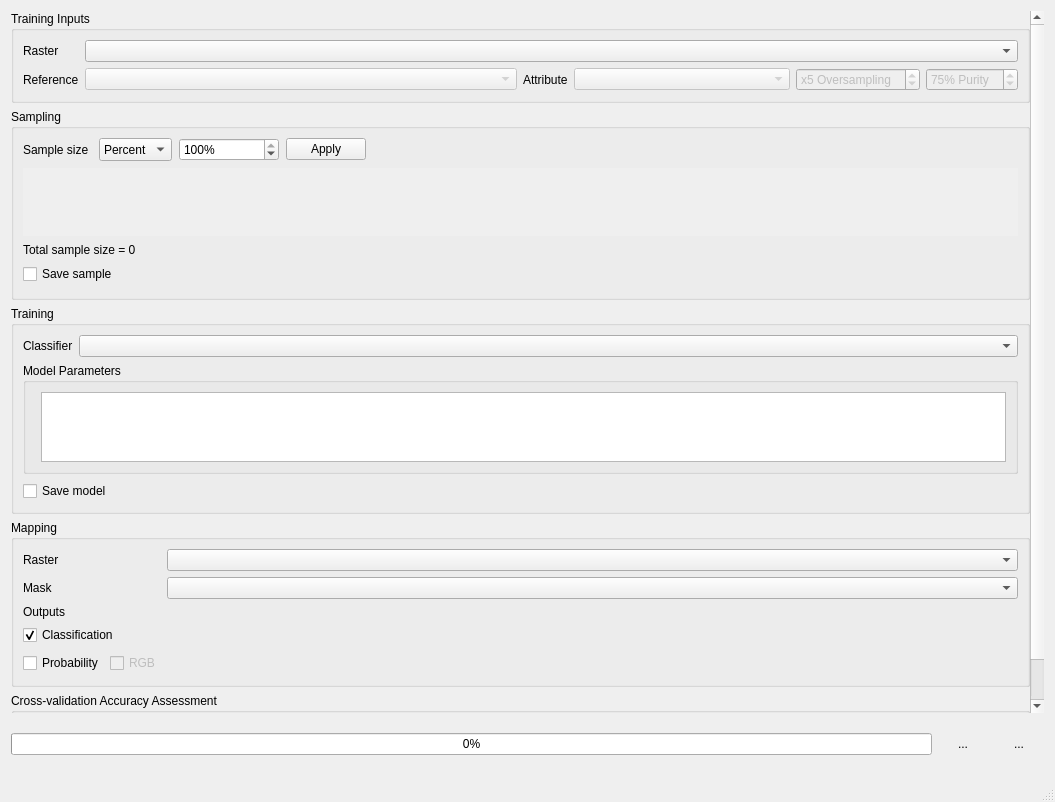
First picture: the form in enmapbox/coreapps/enmapboxapplications/classificationapp/ui/main.ui, repository jakimowb/enmapbox_testmigration2, before the edit.
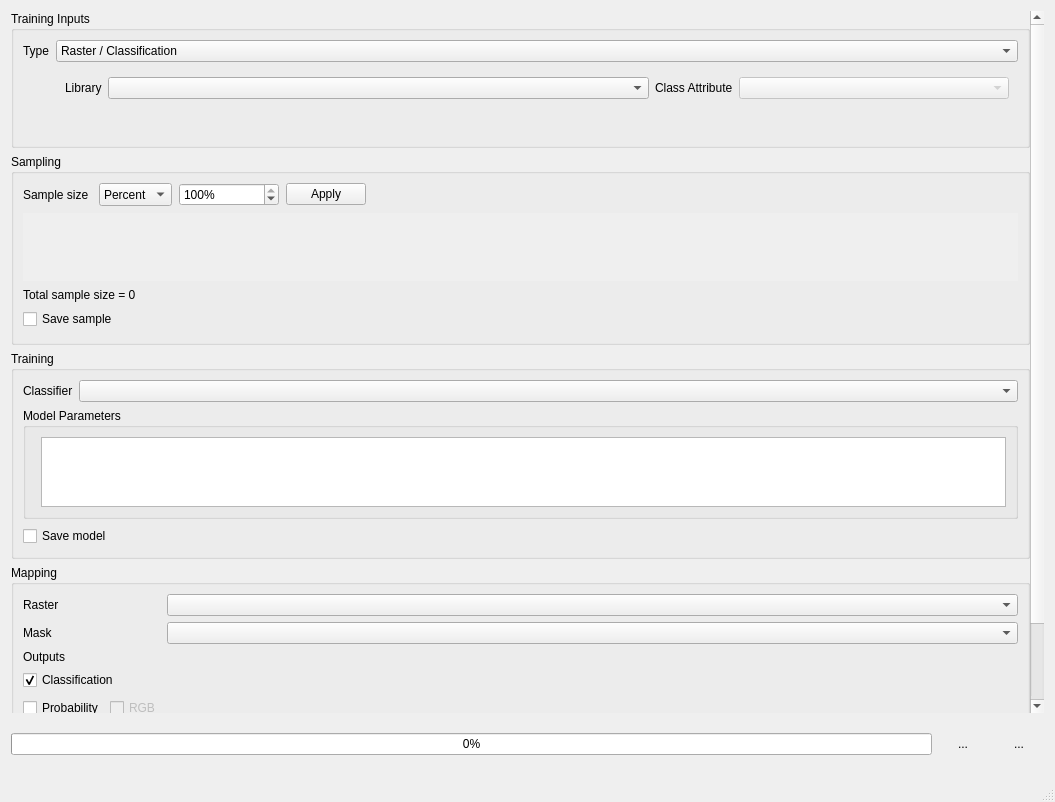
Second picture: the form after the edit. Icons and pictures are not drawn. Custom widgets are drawn as their Qt base class.

What changed in the file:
```diff
--- a/enmapbox/coreapps/enmapboxapplications/classificationapp/ui/main.ui
+++ b/enmapbox/coreapps/enmapboxapplications/classificationapp/ui/main.ui
@@ -50,7 +50,7 @@
          <x>0</x>
          <y>0</y>
          <width>1016</width>
-         <height>702</height>
+         <height>740</height>
         </rect>
        </property>
        <layout class="QVBoxLayout" name="verticalLayout_2" stretch="0,0,1,0,0">
@@ -78,112 +78,177 @@
            <string>Training Inputs</string>
           </property>
           <layout class="QFormLayout" name="formLayout_6">
-           <item row="1" column="0">
-            <widget class="QLabel" name="label_14">
+           <item row="0" column="0">
+            <widget class="QLabel" name="label_6">
              <property name="text">
-              <string>Reference</string>
-             </property>
-             <property name="textFormat">
-              <enum>Qt::AutoText</enum>
+              <string>Type</string>
              </property>
             </widget>
            </item>
            <item row="0" column="1">
-            <widget class="QgsMapLayerComboBox" name="uiRaster_">
-             <property name="currentIndex">
-              <number>-1</number>
-             </property>
-             <property name="allowEmptyLayer">
-              <bool>true</bool>
-             </property>
-            </widget>
-           </item>
-           <item row="1" column="1">
-            <layout class="QHBoxLayout" name="horizontalLayout_2" stretch="2,0,1,0,0">
+            <layout class="QHBoxLayout" name="horizontalLayout_6">
              <item>
-              <widget class="QgsMapLayerComboBox" name="uiClassification_">
-               <property name="enabled">
-                <bool>false</bool>
-               </property>
-               <property name="currentIndex">
-                <number>-1</number>
-               </property>
-               <property name="allowEmptyLayer">
-                <bool>true</bool>
-               </property>
-              </widget>
-             </item>
-             <item>
-              <widget class="QLabel" name="uiAttributeLabel_">
-               <property name="text">
-                <string>Attribute</string>
-               </property>
-              </widget>
-             </item>
-             <item>
-              <widget class="QgsFieldComboBox" name="uiAttribute_">
-               <property name="enabled">
-                <bool>false</bool>
-               </property>
-               <property name="currentIndex">
-                <number>0</number>
-               </property>
-               <property name="allowEmptyFieldName">
-                <bool>true</bool>
-               </property>
-              </widget>
-             </item>
-             <item>
-              <widget class="QSpinBox" name="uiOversampling_">
-               <property name="enabled">
-                <bool>false</bool>
-               </property>
-               <property name="suffix">
-                <string> Oversampling</string>
-               </property>
-               <property name="prefix">
-                <string>x</string>
-               </property>
-               <property name="minimum">
-                <number>1</number>
-               </property>
-               <property name="maximum">
-                <number>10</number>
-               </property>
-               <property name="value">
-                <number>5</number>
-               </property>
-              </widget>
-             </item>
-             <item>
-              <widget class="QSpinBox" name="uiPurity_">
-               <property name="enabled">
-                <bool>false</bool>
-               </property>
-               <property name="suffix">
-                <string>% Purity</string>
-               </property>
-               <property name="minimum">
-                <number>0</number>
-               </property>
-               <property name="maximum">
-                <number>100</number>
-               </property>
-               <property name="singleStep">
-                <number>5</number>
-               </property>
-               <property name="value">
-                <number>75</number>
-               </property>
+              <widget class="QComboBox" name="comboBox">
+               <item>
+                <property name="text">
+                 <string>Raster / Classification</string>
+                </property>
+               </item>
+               <item>
+                <property name="text">
+                 <string>Raster / Vector Classification</string>
+                </property>
+               </item>
+               <item>
+                <property name="text">
+                 <string>labeled Library</string>
+                </property>
+               </item>
               </widget>
              </item>
             </layout>
            </item>
-           <item row="0" column="0">
-            <widget class="QLabel" name="label_5">
-             <property name="text">
-              <string>Raster</string>
+           <item row="1" column="1">
+            <widget class="QStackedWidget" name="stackedWidget">
+             <property name="currentIndex">
+              <number>2</number>
              </property>
+             <widget class="QWidget" name="raster">
+              <layout class="QFormLayout" name="formLayout_4">
+               <item row="0" column="0">
+                <widget class="QLabel" name="label_5">
+                 <property name="text">
+                  <string>Raster</string>
+                 </property>
+                </widget>
+               </item>
+               <item row="0" column="1">
+                <widget class="QgsMapLayerComboBox" name="uiType0Raster_">
+                 <property name="currentIndex">
+                  <number>-1</number>
+                 </property>
+                 <property name="allowEmptyLayer">
+                  <bool>true</bool>
+                 </property>
+                </widget>
+               </item>
+               <item row="1" column="0">
+                <widget class="QLabel" name="label_17">
+                 <property name="text">
+                  <string>Classification</string>
+                 </property>
+                 <property name="textFormat">
+                  <enum>Qt::AutoText</enum>
+                 </property>
+                </widget>
+               </item>
+               <item row="1" column="1">
+                <widget class="QgsMapLayerComboBox" name="uiType0Classification_">
+                 <property name="enabled">
+                  <bool>true</bool>
+                 </property>
+                 <property name="currentIndex">
+                  <number>-1</number>
+                 </property>
+                 <property name="allowEmptyLayer">
+                  <bool>true</bool>
+                 </property>
+                </widget>
+               </item>
+              </layout>
+             </widget>
+             <widget class="QWidget" name="vector">
+              <layout class="QFormLayout" name="formLayout_7">
+               <item row="0" column="0">
+                <widget class="QLabel" name="label_9">
+                 <property name="text">
+                  <string>Raster</string>
+                 </property>
+                </widget>
+               </item>
+               <item row="0" column="1">
+                <widget class="QgsMapLayerComboBox" name="uiType1Raster_">
+                 <property name="currentIndex">
+                  <number>-1</number>
+                 </property>
+                 <property name="allowEmptyLayer">
+                  <bool>true</bool>
+                 </property>
+                </widget>
+               </item>
+               <item row="1" column="0">
+                <widget class="QLabel" name="label_19">
+                 <property name="text">
+                  <string>Vector Classification</string>
+                 </property>
+                 <property name="textFormat">
+                  <enum>Qt::AutoText</enum>
+                 </property>
+                </widget>
+               </item>
+               <item row="1" column="1">
+                <widget class="QgsMapLayerComboBox" name="uiType1Vector_">
+                 <property name="enabled">
+                  <bool>true</bool>
+                 </property>
+                 <property name="currentIndex">
+                  <number>-1</number>
+                 </property>
+                 <property name="allowEmptyLayer">
+                  <bool>true</bool>
+                 </property>
+                </widget>
+               </item>
+              </layout>
+             </widget>
+             <widget class="QWidget" name="library">
+              <layout class="QFormLayout" name="formLayout_8">
+               <item row="0" column="0">
+                <widget class="QLabel" name="label_12">
+                 <property name="text">
+                  <string>Library</string>
+                 </property>
+                </widget>
+               </item>
+               <item row="0" column="1">
+                <layout class="QHBoxLayout" name="horizontalLayout_8" stretch="2,0,1">
+                 <item>
+                  <widget class="QgsMapLayerComboBox" name="uiType2Library_">
+                   <property name="enabled">
+                    <bool>true</bool>
+                   </property>
+                   <property name="currentIndex">
+                    <number>-1</number>
+                   </property>
+                   <property name="allowEmptyLayer">
+                    <bool>true</bool>
+                   </property>
+                  </widget>
+                 </item>
+                 <item>
+                  <widget class="QLabel" name="uiAttributeLabel_1">
+                   <property name="text">
+                    <string>Class Attribute</string>
+                   </property>
+                  </widget>
+                 </item>
+                 <item>
+                  <widget class="QgsFieldComboBox" name="uiType2Attribute_">
+                   <property name="enabled">
+                    <bool>false</bool>
+                   </property>
+                   <property name="currentIndex">
+                    <number>0</number>
+                   </property>
+                   <property name="allowEmptyFieldName">
+                    <bool>true</bool>
+                   </property>
+                  </widget>
+                 </item>
+                </layout>
+               </item>
+              </layout>
+             </widget>
             </widget>
            </item>
           </layout>
```
Left out of the diff: 106 changed lines with no effect on the pictures.
